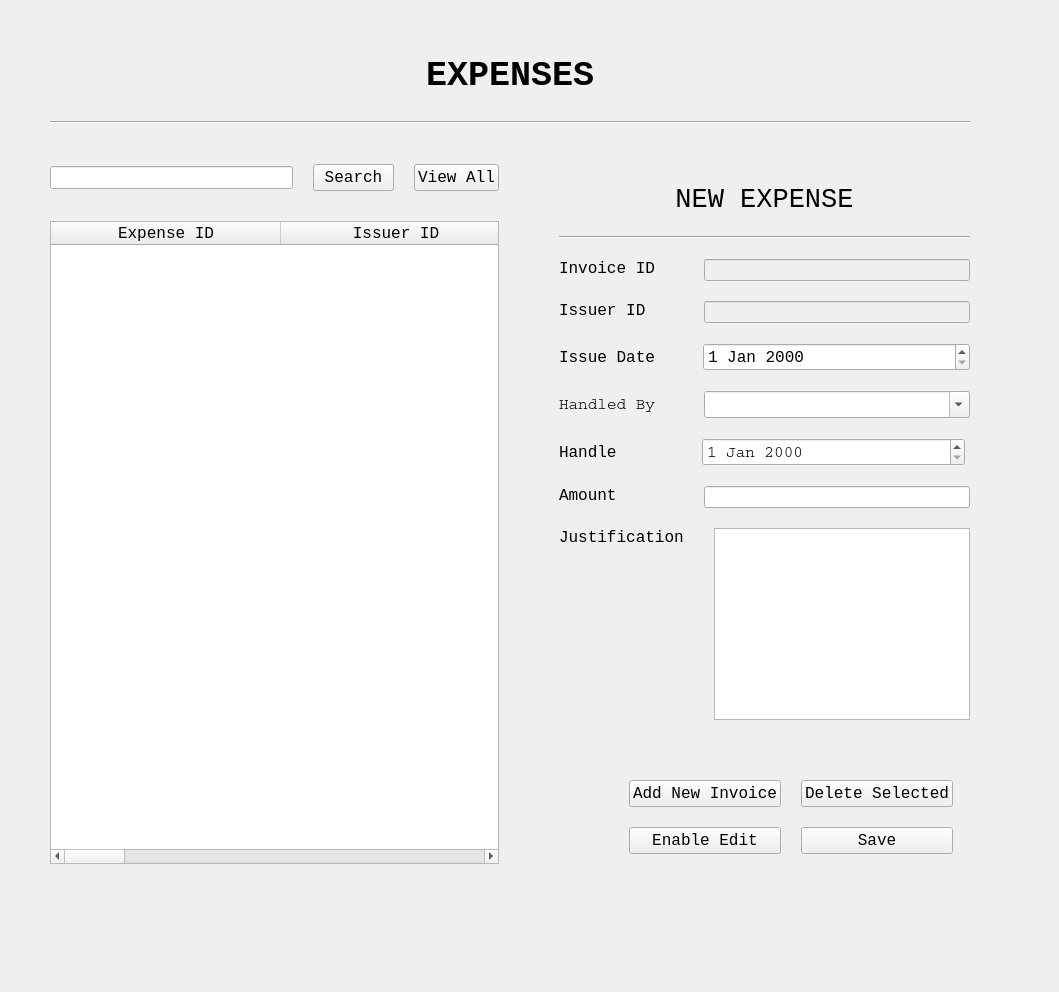
Before: the Qt Designer form ExpensesUI.ui in ASNaeem/Simple-VCMS, drawn with Qt 5.
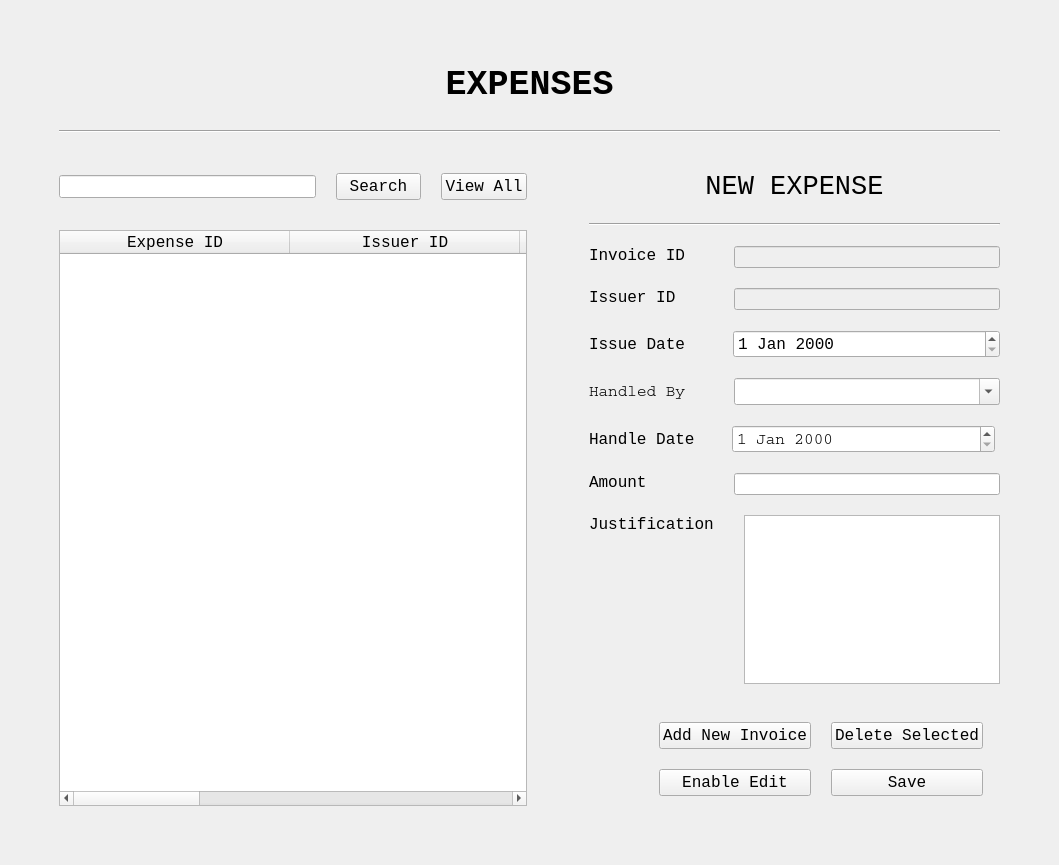
After: the same form once the commit is applied.

Commit message: expense populate need fixing

Diff of the .ui file:
```diff
--- a/ExpensesUI.ui
+++ b/ExpensesUI.ui
@@ -7,14 +7,15 @@
     <x>0</x>
     <y>0</y>
     <width>1059</width>
-    <height>992</height>
+    <height>865</height>
    </rect>
   </property>
   <property name="windowTitle">
    <string>MainWindow</string>
   </property>
   <widget class="QWidget" name="centralwidget">
-   <widget class="QWidget" name="">
+   <layout class="QVBoxLayout" name="verticalLayout_5">
+    <item>
     <layout class="QVBoxLayout" name="verticalLayout_4" stretch="0,0,1">
      <property name="spacing">
       <number>20</number>
@@ -275,6 +276,12 @@
            </item>
            <item>
             <widget class="QComboBox" name="comboBox">
+              <property name="sizePolicy">
+               <sizepolicy hsizetype="Preferred" vsizetype="Expanding">
+                <horstretch>0</horstretch>
+                <verstretch>0</verstretch>
+               </sizepolicy>
+              </property>
              <property name="font">
               <font>
                <family>Courier</family>
@@ -665,7 +672,7 @@
               </font>
              </property>
              <property name="text">
-              <string>Handle</string>
+               <string>Handle Date</string>
              </property>
             </widget>
            </item>
@@ -704,6 +711,12 @@
            </item>
            <item>
             <widget class="QDateEdit" name="date_issue">
+              <property name="sizePolicy">
+               <sizepolicy hsizetype="Minimum" vsizetype="Expanding">
+                <horstretch>0</horstretch>
+                <verstretch>0</verstretch>
+               </sizepolicy>
+              </property>
              <property name="font">
               <font>
                <family>Courier New</family>
@@ -719,7 +732,8 @@
       </layout>
      </item>
     </layout>
-   </widget>
+    </item>
+   </layout>
   </widget>
  </widget>
  <resources/>
```
Left out of the diff: 4 changed lines with no effect on the pictures. Lines whose indentation alone changed are shown as unchanged. The commit also changes 1 other file.
